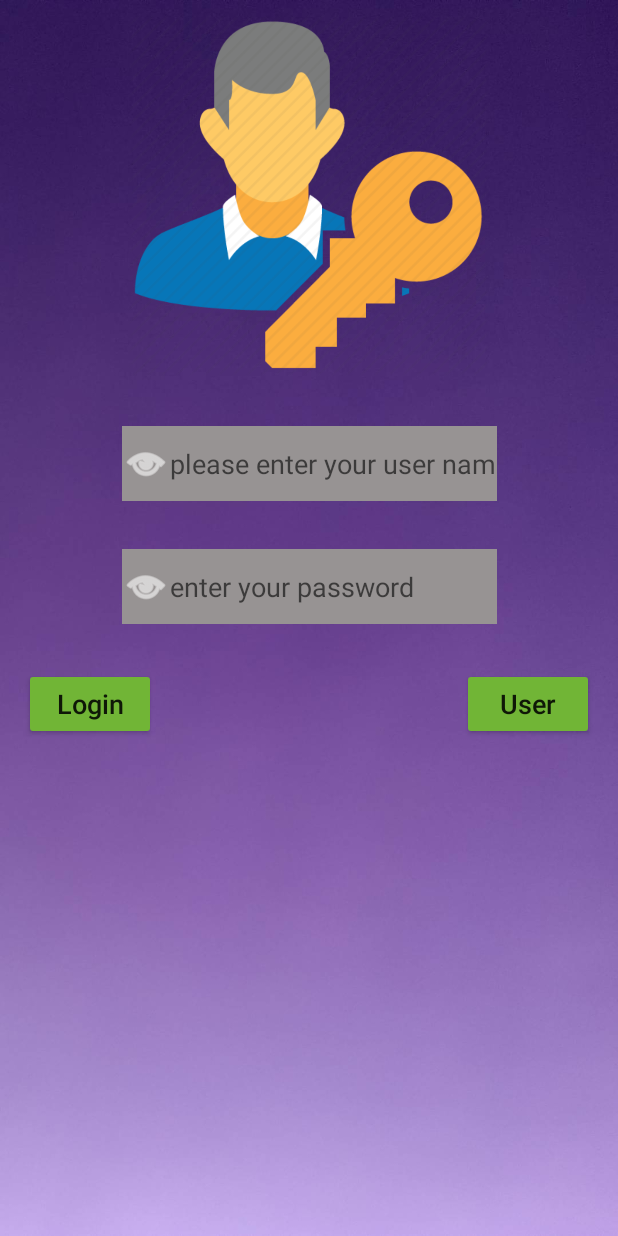
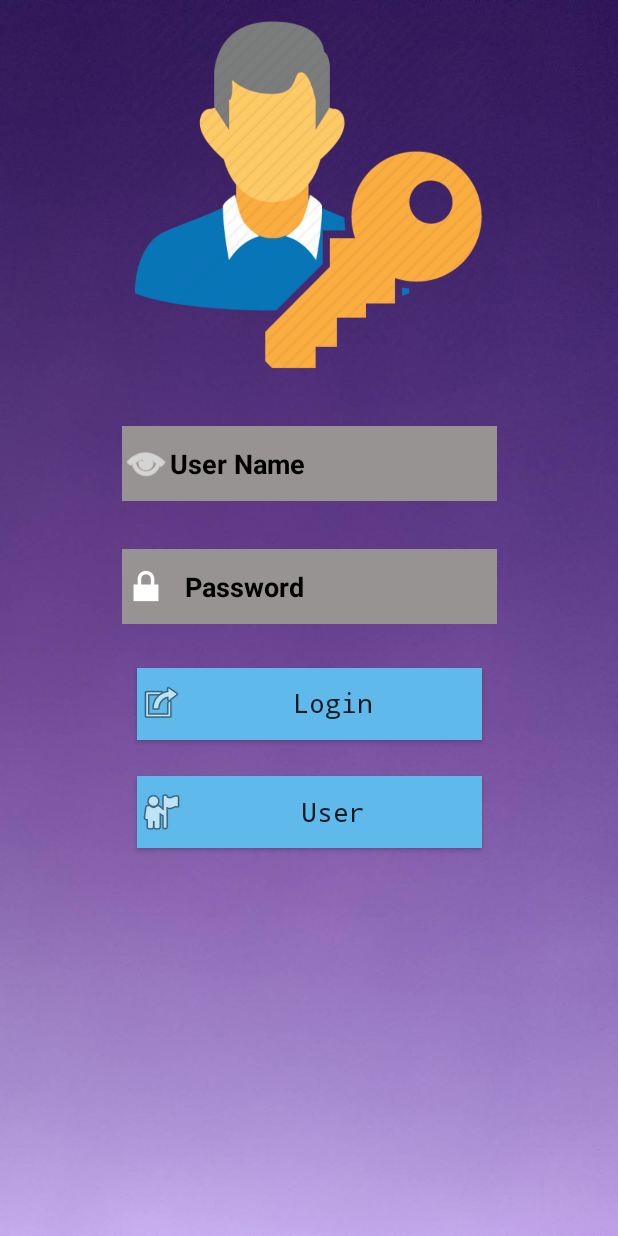
Before and after one commit to Rakhshanipr/TaskManager, an Android app: the screen it shows after launch (LoginActivity), on a phone screen of 412 x 824 dp. Run offline under Robolectric (Android 15) with nearby library versions, the phone set to English and light mode, and no system bars; our stand-ins replace Room's generated code, data binding.

Commit message:
design of Login

```diff
--- a/app/src/main/res/layout/fragment_login.xml
+++ b/app/src/main/res/layout/fragment_login.xml
@@ -26,9 +26,11 @@
             android:drawableTint="#FFFFFF"
             android:ems="10"
             android:foregroundGravity="center_vertical|center|center_horizontal"
-            android:hint="please enter your user name"
+            android:hint="User Name"
             android:inputType="textPersonName"
             android:shadowColor="#AC5D5D"
+            android:textColorHint="#000000"
+            android:textStyle="bold"
             app:layout_constraintEnd_toEndOf="parent"
             app:layout_constraintStart_toStartOf="parent"
             app:layout_constraintTop_toBottomOf="@+id/imageView2" />
@@ -41,43 +43,59 @@
             android:layout_marginTop="32dp"
             android:background="#DAD0D0"
             android:backgroundTint="#979393"
-            android:drawableLeft="@android:drawable/ic_menu_view"
+            android:drawableLeft="@android:drawable/ic_lock_lock"
+            android:drawablePadding="10dp"
             android:drawableTint="#FFFFFF"
             android:ems="10"
             android:foregroundGravity="center_vertical|center|center_horizontal"
-            android:hint="enter your password"
+            android:hint="Password"
             android:inputType="textPersonName"
             android:shadowColor="#AC5D5D"
+            android:textColorHint="#000000"
+            android:textStyle="bold"
             app:layout_constraintEnd_toEndOf="@+id/editText_userName"
             app:layout_constraintStart_toStartOf="@+id/editText_userName"
             app:layout_constraintTop_toBottomOf="@+id/editText_userName" />
 
         <Button
             android:id="@+id/button_login"
-            android:layout_width="wrap_content"
+            android:layout_width="230dp"
             android:layout_height="wrap_content"
-            android:layout_marginStart="16dp"
             android:layout_marginTop="24dp"
-            android:backgroundTint="#71B536"
+            android:background="#4C4545"
+            android:backgroundTint="#5FB9EA"
+            android:drawableLeft="@android:drawable/ic_menu_set_as"
+            android:drawablePadding="0dp"
+            android:fontFamily="monospace"
+            android:includeFontPadding="false"
             android:text="Login"
             android:textAllCaps="false"
             android:textSize="18sp"
             app:layout_constraintBottom_toBottomOf="parent"
+            app:layout_constraintCircleRadius="100dp"
+            app:layout_constraintEnd_toEndOf="parent"
             app:layout_constraintStart_toStartOf="parent"
             app:layout_constraintTop_toBottomOf="@+id/editText_password"
             app:layout_constraintVertical_bias="0.015" />
 
         <Button
             android:id="@+id/button_user"
-            android:layout_width="wrap_content"
+            android:layout_width="230dp"
             android:layout_height="wrap_content"
-            android:layout_marginEnd="16dp"
-            android:backgroundTint="#71B536"
+            android:layout_marginTop="24dp"
+            android:background="#4C4545"
+            android:backgroundTint="#5FB9EA"
+            android:drawableLeft="@android:drawable/ic_menu_myplaces"
+            android:fontFamily="monospace"
+            android:password="false"
             android:text="User"
             android:textAllCaps="false"
+
             android:textSize="18sp"
-            app:layout_constraintEnd_toEndOf="parent"
-            app:layout_constraintTop_toTopOf="@+id/button_login" />
+            app:layout_constraintCircleRadius="100dp"
+            app:layout_constraintEnd_toEndOf="@+id/button_login"
+            app:layout_constraintStart_toStartOf="@+id/button_login"
+            app:layout_constraintTop_toBottomOf="@+id/button_login" />
 
         <ImageView
             android:id="@+id/imageView2"
```
Also changed, not shown: app/src/main/res/drawable-mdpi/lock_1320568686583880933.png (added), app/src/main/res/drawable/lock.webp (added).
